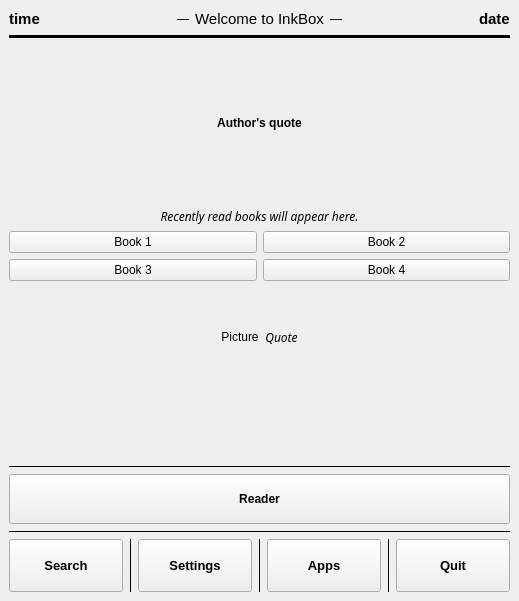
Before: the Qt Designer form mainwindow.ui in Quill-OS/quill, drawn with Qt 5.
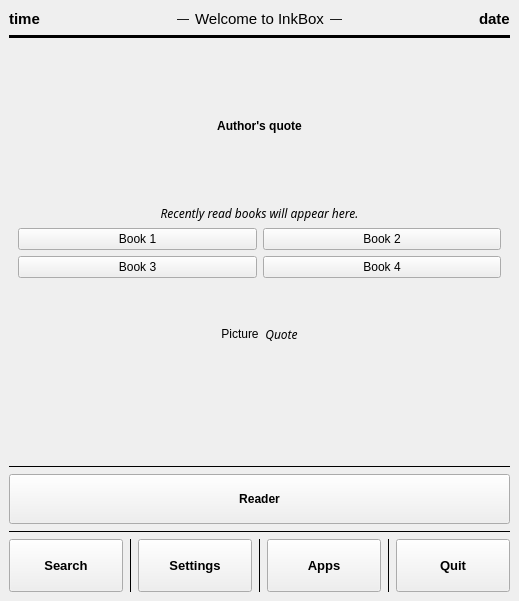
After: the same form once the commit is applied.

Commit message: Use QStackedWidget for the home screen; fixed some scaling problems

```diff
--- a/mainwindow.ui
+++ b/mainwindow.ui
@@ -119,48 +119,15 @@
      </widget>
     </item>
     <item>
-     <spacer name="verticalSpacer_3">
-      <property name="orientation">
-       <enum>Qt::Vertical</enum>
+     <widget class="QStackedWidget" name="stackedWidget">
+      <property name="currentIndex">
+       <number>0</number>
       </property>
-      <property name="sizeHint" stdset="0">
-       <size>
-        <width>20</width>
-        <height>40</height>
-       </size>
-      </property>
-     </spacer>
-    </item>
+      <widget class="QWidget" name="page">
+       <layout class="QVBoxLayout" name="verticalLayout_2">
     <item>
-     <widget class="QLabel" name="quoteHeadingLabel">
-      <property name="font">
-       <font>
-        <weight>75</weight>
-        <bold>true</bold>
-       </font>
-      </property>
-      <property name="text">
-       <string>Author's quote</string>
-      </property>
-      <property name="alignment">
-       <set>Qt::AlignCenter</set>
-      </property>
-     </widget>
-    </item>
-    <item>
-     <spacer name="verticalSpacer_5">
-      <property name="orientation">
-       <enum>Qt::Vertical</enum>
-      </property>
-      <property name="sizeHint" stdset="0">
-       <size>
-        <width>20</width>
-        <height>40</height>
-       </size>
-      </property>
-     </spacer>
-    </item>
-    <item>
+         <layout class="QGridLayout" name="gridLayout_3">
+          <item row="3" column="0">
      <widget class="QLabel" name="recentBooksLabel">
       <property name="font">
        <font>
@@ -176,60 +143,50 @@
       </property>
      </widget>
     </item>
-    <item>
-     <layout class="QGridLayout" name="gridLayout">
-      <property name="bottomMargin">
-       <number>0</number>
-      </property>
-      <item row="0" column="0">
-       <layout class="QGridLayout" name="gridLayout_6">
-        <property name="bottomMargin">
-         <number>0</number>
-        </property>
-        <item row="0" column="0">
-         <widget class="QPushButton" name="book1Btn">
-          <property name="text">
-           <string>Book 1</string>
-          </property>
-         </widget>
-        </item>
-        <item row="0" column="1">
-         <widget class="QPushButton" name="book2Btn">
-          <property name="text">
-           <string>Book 2</string>
-          </property>
-         </widget>
-        </item>
-       </layout>
-      </item>
-      <item row="1" column="0">
-       <layout class="QGridLayout" name="gridLayout_8">
-        <property name="bottomMargin">
-         <number>0</number>
-        </property>
-        <item row="0" column="0">
-         <widget class="QPushButton" name="book3Btn">
-          <property name="text">
-           <string>Book 3</string>
-          </property>
-         </widget>
-        </item>
-        <item row="0" column="1">
-         <widget class="QPushButton" name="book4Btn">
-          <property name="text">
-           <string>Book 4</string>
-          </property>
-         </widget>
-        </item>
-       </layout>
-      </item>
-     </layout>
-    </item>
-    <item>
+          <item row="2" column="0">
+           <spacer name="verticalSpacer_5">
+            <property name="orientation">
+             <enum>Qt::Vertical</enum>
+            </property>
+            <property name="sizeHint" stdset="0">
+             <size>
+              <width>20</width>
+              <height>40</height>
+             </size>
+            </property>
+           </spacer>
+          </item>
+          <item row="5" column="0">
      <layout class="QGridLayout" name="gridLayout_4">
       <property name="bottomMargin">
        <number>0</number>
       </property>
+            <item row="1" column="0">
+             <spacer name="horizontalSpacer_3">
+              <property name="orientation">
+               <enum>Qt::Horizontal</enum>
+              </property>
+              <property name="sizeHint" stdset="0">
+               <size>
+                <width>40</width>
+                <height>20</height>
+               </size>
+              </property>
+             </spacer>
+            </item>
+            <item row="0" column="1">
+             <spacer name="verticalSpacer">
+              <property name="orientation">
+               <enum>Qt::Vertical</enum>
+              </property>
+              <property name="sizeHint" stdset="0">
+               <size>
+                <width>20</width>
+                <height>40</height>
+               </size>
+              </property>
+             </spacer>
+            </item>
       <item row="2" column="1">
        <spacer name="verticalSpacer_2">
         <property name="orientation">
@@ -276,19 +233,6 @@
         </item>
        </layout>
       </item>
-      <item row="1" column="0">
-       <spacer name="horizontalSpacer_3">
-        <property name="orientation">
-         <enum>Qt::Horizontal</enum>
-        </property>
-        <property name="sizeHint" stdset="0">
-         <size>
-          <width>40</width>
-          <height>20</height>
-         </size>
-        </property>
-       </spacer>
-      </item>
       <item row="1" column="3">
        <spacer name="horizontalSpacer_4">
         <property name="orientation">
@@ -302,8 +246,26 @@
         </property>
        </spacer>
       </item>
-      <item row="0" column="1">
-       <spacer name="verticalSpacer">
+           </layout>
+          </item>
+          <item row="1" column="0">
+           <widget class="QLabel" name="quoteHeadingLabel">
+            <property name="font">
+             <font>
+              <weight>75</weight>
+              <bold>true</bold>
+             </font>
+            </property>
+            <property name="text">
+             <string>Author's quote</string>
+            </property>
+            <property name="alignment">
+             <set>Qt::AlignCenter</set>
+            </property>
+           </widget>
+          </item>
+          <item row="0" column="0">
+           <spacer name="verticalSpacer_3">
         <property name="orientation">
          <enum>Qt::Vertical</enum>
         </property>
@@ -315,9 +277,56 @@
         </property>
        </spacer>
       </item>
-     </layout>
-    </item>
-    <item>
+          <item row="4" column="0">
+           <layout class="QGridLayout" name="gridLayout">
+            <property name="bottomMargin">
+             <number>0</number>
+            </property>
+            <item row="0" column="0">
+             <layout class="QGridLayout" name="gridLayout_6">
+              <property name="bottomMargin">
+               <number>0</number>
+              </property>
+              <item row="0" column="0">
+               <widget class="QPushButton" name="book1Btn">
+                <property name="text">
+                 <string>Book 1</string>
+                </property>
+               </widget>
+              </item>
+              <item row="0" column="1">
+               <widget class="QPushButton" name="book2Btn">
+                <property name="text">
+                 <string>Book 2</string>
+                </property>
+               </widget>
+              </item>
+             </layout>
+            </item>
+            <item row="1" column="0">
+             <layout class="QGridLayout" name="gridLayout_8">
+              <property name="bottomMargin">
+               <number>0</number>
+              </property>
+              <item row="0" column="0">
+               <widget class="QPushButton" name="book3Btn">
+                <property name="text">
+                 <string>Book 3</string>
+                </property>
+               </widget>
+              </item>
+              <item row="0" column="1">
+               <widget class="QPushButton" name="book4Btn">
+                <property name="text">
+                 <string>Book 4</string>
+                </property>
+               </widget>
+              </item>
+             </layout>
+            </item>
+           </layout>
+          </item>
+          <item row="6" column="0">
      <spacer name="verticalSpacer_4">
       <property name="orientation">
        <enum>Qt::Vertical</enum>
@@ -329,6 +338,13 @@
        </size>
       </property>
      </spacer>
+          </item>
+         </layout>
+        </item>
+       </layout>
+      </widget>
+      <widget class="QWidget" name="page_2"/>
+     </widget>
     </item>
     <item>
      <widget class="Line" name="line_4">
```
Lines whose indentation alone changed are shown as unchanged. The commit also changes 2 other files.
